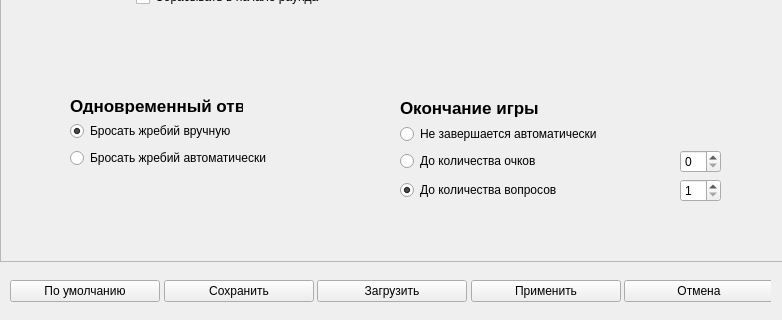
AnnushkaStark/Brain_ring_game-admin_panel-, file app/ui/settings.ui: the form before one commit; both pictures show x 0 to 782 and y 199 to 519 of the 782 by 519 pixel window.
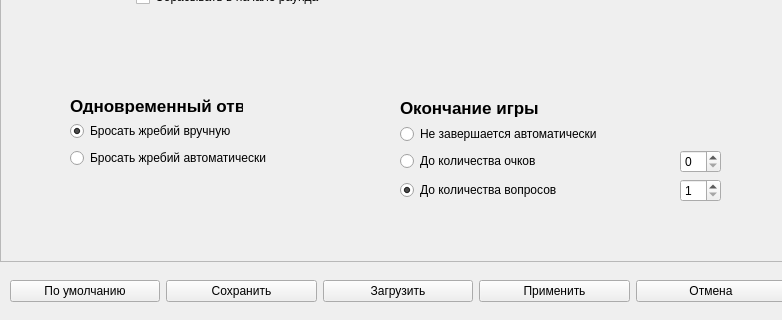
The form after the commit. The open tabs and pages were chosen to show the change.

Commit message: Добавил фиксированный размер окна настроек.

What changed in the file:
```diff
--- a/app/ui/settings.ui
+++ b/app/ui/settings.ui
@@ -10,6 +10,18 @@
     <height>519</height>
    </rect>
   </property>
+  <property name="minimumSize">
+   <size>
+    <width>782</width>
+    <height>519</height>
+   </size>
+  </property>
+  <property name="maximumSize">
+   <size>
+    <width>782</width>
+    <height>16777215</height>
+   </size>
+  </property>
   <property name="windowTitle">
    <string>Brain Ring - Настройки</string>
   </property>
@@ -1018,12 +1030,12 @@
     </widget>
    </widget>
   </widget>
-  <widget class="QWidget" name="">
+  <widget class="QWidget" name="layoutWidget">
    <property name="geometry">
     <rect>
      <x>10</x>
      <y>470</y>
-     <width>761</width>
+     <width>776</width>
      <height>41</height>
     </rect>
    </property>
```
Left out of the diff: 14 changed lines with no effect on the pictures.
